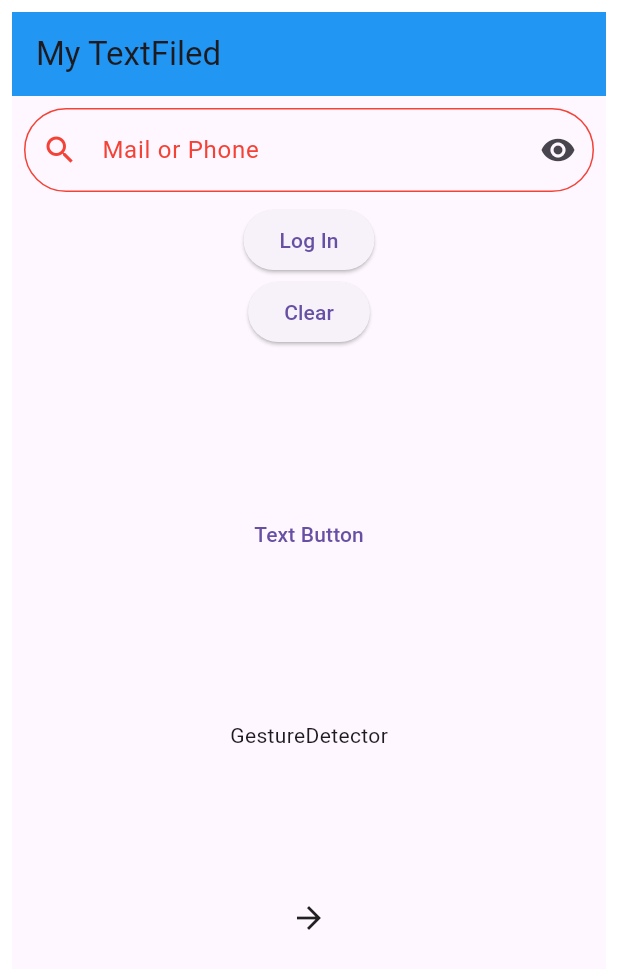
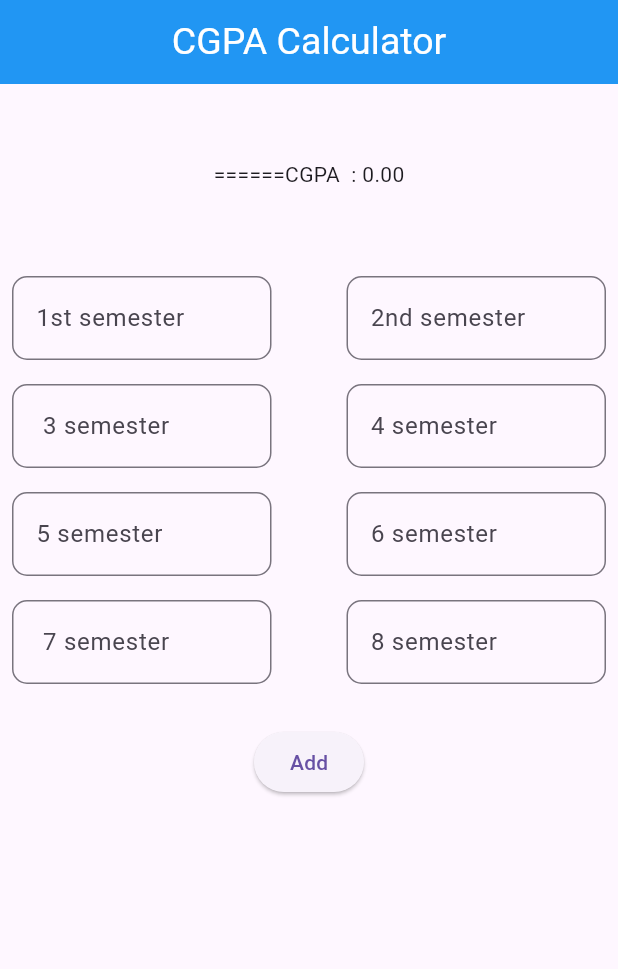
Before and after one commit to mamunislammim/flutter_batch_3, a Flutter app: the screen it shows after launch, on a phone screen of 412 x 824 dp. Shown: the top 969 px of the screen. Run offline on Flutter 3.47's test engine with Material 3 defaults, Android fonts, the phone set to English and light mode, and no system bars.

Commit message:
CGPA calculator, Expanded

```diff
--- a/lib/main.dart
+++ b/lib/main.dart
@@ -1,8 +1,12 @@
+import 'dart:developer';
+
 import 'package:flutter/material.dart';
 import 'package:flutter_batch_3/screen/my_text_field.dart';
-import 'my_screen/first_screen.dart';
+
+import 'my_screen/gpa_calculator.dart';
 
 void main() {
+  log("======================Main Screen");
   runApp(MaterialScreen());
 }
 
@@ -13,10 +17,7 @@ class MaterialScreen extends StatelessWidget {
   Widget build(BuildContext context) {
     return MaterialApp(
       debugShowCheckedModeBanner: false,
-      home: Padding(
-        padding: const EdgeInsets.all(8.0),
-        child: MyTextFieldWidget(),
-      ),
+      home: MyCGPACalculator(),
     );
   }
 }
--- /dev/null
+++ b/lib/my_screen/gpa_calculator.dart
@@ -0,0 +1,175 @@
+import 'dart:developer';
+import 'package:flutter/material.dart';
+
+class MyCGPACalculator extends StatefulWidget {
+  const MyCGPACalculator({super.key});
+
+  @override
+  State<MyCGPACalculator> createState() => _MyCGPACalculatorState();
+}
+
+class _MyCGPACalculatorState extends State<MyCGPACalculator> {
+  String myText = "";
+  double cgpa = 0;
+
+  TextEditingController controller1 = TextEditingController();
+  TextEditingController controller2 = TextEditingController();
+  TextEditingController controller3 = TextEditingController();
+  TextEditingController controller4 = TextEditingController();
+  TextEditingController controller5 = TextEditingController();
+  TextEditingController controller6 = TextEditingController();
+  TextEditingController controller7 = TextEditingController();
+  TextEditingController controller8 = TextEditingController();
+
+  @override
+  Widget build(BuildContext context) {
+    log("============MyCGPACalculator====================");
+    return Scaffold(
+      appBar: AppBar(
+        backgroundColor: Colors.blue,
+        centerTitle: true,
+        title: Text("CGPA Calculator",
+            style: TextStyle(color: Colors.white, fontSize: 25)),
+      ),
+      body: SingleChildScrollView(
+        child: Center(
+          child: Column(
+            children: [
+              SizedBox(height: 50),
+              Text("======CGPA  : ${cgpa.toStringAsFixed(2)}"),
+              SizedBox(
+                height: 50,
+              ),
+              Padding(
+                padding: const EdgeInsets.all(8.0),
+                child: Row(
+                  children: [
+                    Expanded(
+                      flex: 5,
+                      child: TextField(
+                        controller: controller1,
+                        decoration: InputDecoration(
+                            labelText: "1st semester",
+                            border: OutlineInputBorder(
+                                borderRadius: BorderRadius.circular(10))),
+                      ),
+                    ),
+                    SizedBox(width: 50),
+                    Expanded(
+                      flex: 5,
+                      child: TextField(
+                        controller: controller2,
+                        decoration: InputDecoration(
+                            labelText: "2nd semester",
+                            border: OutlineInputBorder(
+                                borderRadius: BorderRadius.circular(10))),
+                      ),
+                    ),
+                  ],
+                ),
+              ),
+              Padding(
+                padding: const EdgeInsets.all(8.0),
+                child: Row(
+                  children: [
+                    Expanded(
+                      flex: 5,
+                      child: TextField(
+                        controller: controller3,
+                        decoration: InputDecoration(
+                            labelText: " 3 semester",
+                            border: OutlineInputBorder(
+                                borderRadius: BorderRadius.circular(10))),
+                      ),
+                    ),
+                    SizedBox(width: 50),
+                    Expanded(
+                      flex: 5,
+                      child: TextField(
+                        controller: controller4,
+                        decoration: InputDecoration(
+                            labelText: "4 semester",
+                            border: OutlineInputBorder(
+                                borderRadius: BorderRadius.circular(10))),
+                      ),
+                    ),
+                  ],
+                ),
+              ),
+              Padding(
+                padding: const EdgeInsets.all(8.0),
+                child: Row(
+                  children: [
+                    Expanded(
+                      flex: 5,
+                      child: TextField(
+                        controller: controller5,
+                        decoration: InputDecoration(
+                            labelText: "5 semester",
+                            border: OutlineInputBorder(
+                                borderRadius: BorderRadius.circular(10))),
+                      ),
+                    ),
+                    SizedBox(width: 50),
+                    Expanded(
+                      flex: 5,
+                      child: TextField(
+                        controller: controller6,
+                        decoration: InputDecoration(
+                            labelText: "6 semester",
+                            border: OutlineInputBorder(
+                                borderRadius: BorderRadius.circular(10))),
+                      ),
+                    ),
+                  ],
+                ),
+              ),
+              Padding(
+                padding: const EdgeInsets.all(8.0),
+                child: Row(
+                  children: [
+                    Expanded(
+                      flex: 5,
+                      child: TextField(
+                        controller: controller7,
+                        decoration: InputDecoration(
+                            labelText: " 7 semester",
+                            border: OutlineInputBorder(
+                                borderRadius: BorderRadius.circular(10))),
+                      ),
+                    ),
+                    SizedBox(width: 50),
+                    Expanded(
+                      flex: 5,
+                      child: TextField(
+                        controller: controller8,
+                        decoration: InputDecoration(
+                            labelText: "8 semester",
+                            border: OutlineInputBorder(
+                                borderRadius: BorderRadius.circular(10))),
+                      ),
+                    ),
+                  ],
+                ),
+              ),
+              SizedBox(height: 20),
+              ElevatedButton(
+                  onPressed: () {
+                    cgpa = (double.parse(controller1.text) * .05) +  // 5
+                        (double.parse(controller2.text) * 0.05) +   // 5
+                        (double.parse(controller3.text) * 0.05) + // 5
+                        (double.parse(controller4.text) * 0.10)+ // 10
+                       ( double.parse(controller5.text) * 0.15) + // 15
+                        (double.parse(controller6.text) * 0.2) + // 20
+                        (double.parse(controller7.text) * 0.25) + // 25
+                       ( double.parse(controller8.text) * 0.15); // 15
+                    setState(() {});
+                  },
+                  child: Text("Add"))
+            ],
+          ),
+        ),
+      ),
+    );
+  }
+}
--- a/lib/screen/my_text_field.dart
+++ b/lib/screen/my_text_field.dart
@@ -17,7 +17,8 @@ class _MyTextFieldWidgetState extends State<MyTextFieldWidget> {
   Widget build(BuildContext context) {
     return Scaffold(
       appBar: AppBar(title: Text("My TextFiled"), backgroundColor: Colors.blue),
-      body: Column(
+      body: SingleChildScrollView(
+        child: Column(
           children: [
             Padding(
               padding: const EdgeInsets.all(8.0),
@@ -28,7 +29,7 @@ class _MyTextFieldWidgetState extends State<MyTextFieldWidget> {
                 },
                 cursorColor: Colors.red,
                 cursorHeight: 10,
-              keyboardType: TextInputType.phone,
+                keyboardType: TextInputType.text,
                 decoration: InputDecoration(
                   labelText: "Mail or Phone",
                   labelStyle: TextStyle(color: Colors.red),
@@ -80,6 +81,7 @@ class _MyTextFieldWidgetState extends State<MyTextFieldWidget> {
             )
           ],
         ),
+      ),
     );
   }
 }
```
Lines whose indentation alone changed are shown as unchanged.
